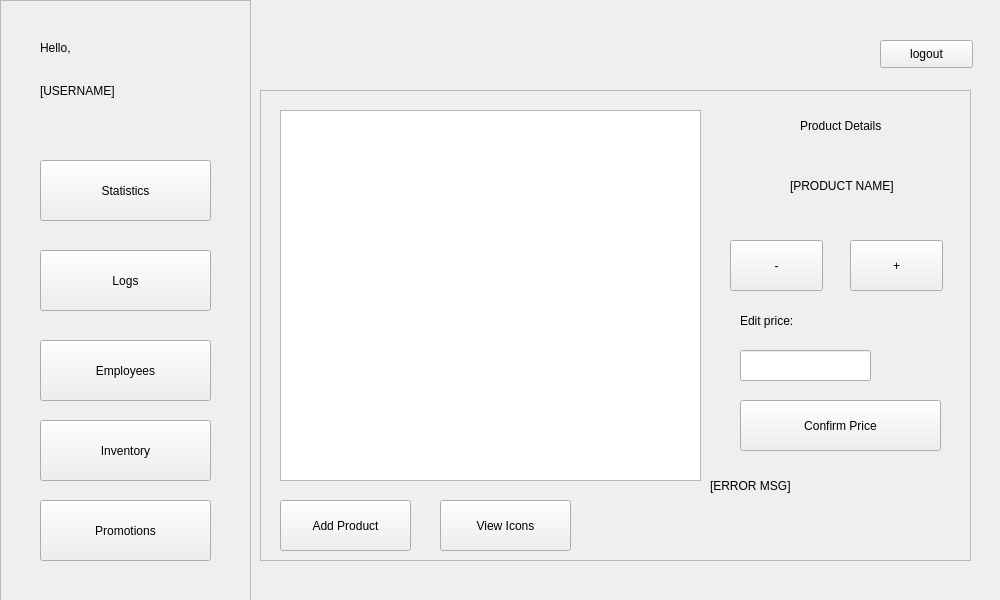
The window that POS/UI/inventoryProduct.ui (ReiZedlav/CSCC-21.1-Software-Engineering-1) describes before a commit, drawn with Qt 5.
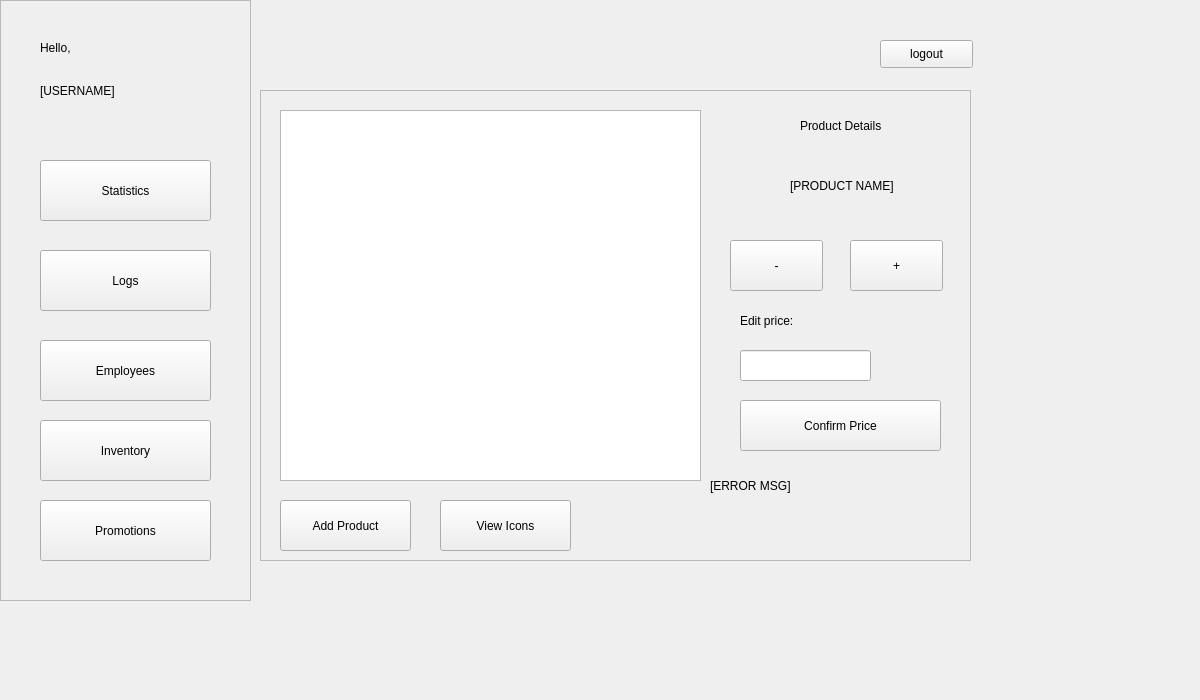
The same window after the commit.

Diff of the .ui file:
```diff
--- a/POS/UI/inventoryProduct.ui
+++ b/POS/UI/inventoryProduct.ui
@@ -6,8 +6,8 @@
    <rect>
     <x>0</x>
     <y>0</y>
-    <width>1000</width>
-    <height>600</height>
+    <width>1200</width>
+    <height>700</height>
    </rect>
   </property>
   <property name="windowTitle">
```
Left out of the diff: 4 changed lines with no effect on the pictures.
